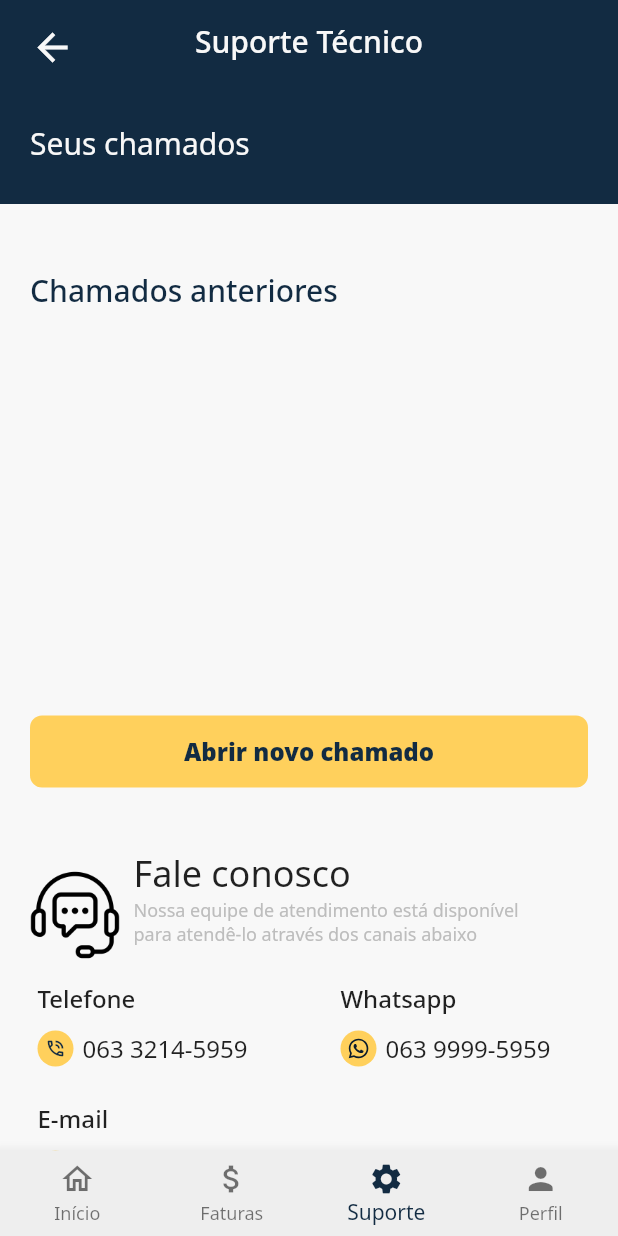
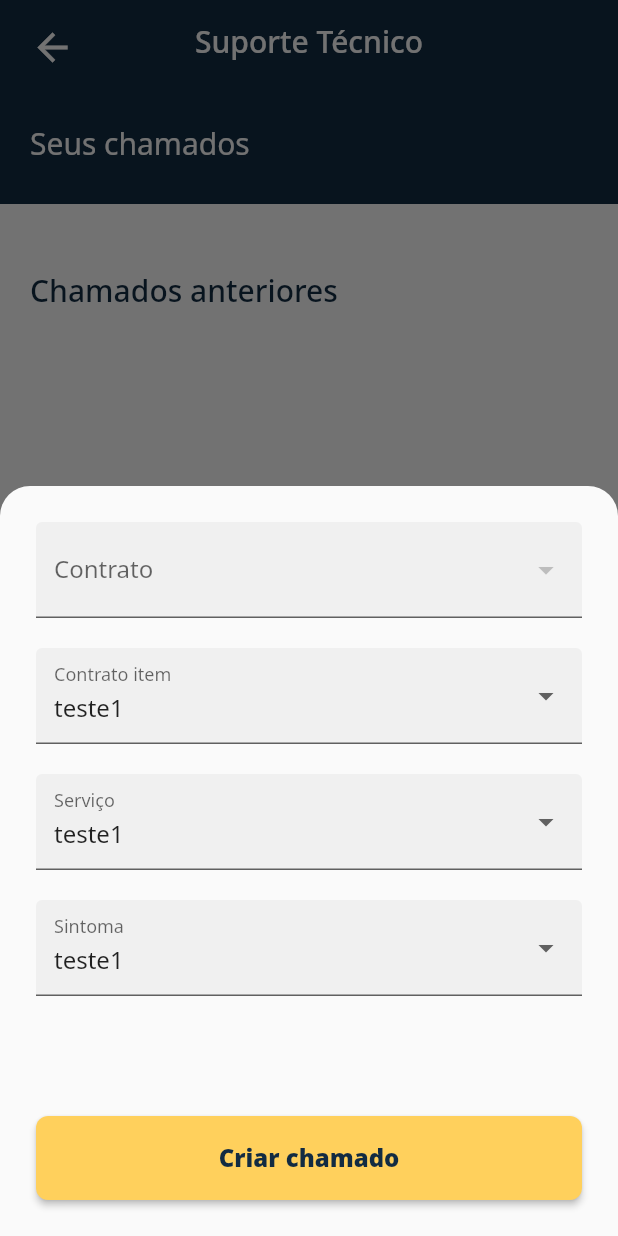
Before and after one commit to raultocantins/ecorporativo, a Flutter app: the HomePage screen opened by its route, item 3 of the bottom bar chosen, after a tap on "Abrir novo chamado", on a phone screen of 412 x 824 dp. Run offline on Flutter 3.47's test engine with Material 2 defaults, Android fonts, the phone set to English and light mode, and no system bars; our stand-ins replace dartz, dio, flutter_mobx, flutter_svg, get_it, mobx; generated files the repository leaves out were written again; network calls fail; statements that could not run were skipped.

Commit message:
add bottomsheet to support screen

```diff
--- /dev/null
+++ b/lib/src/features/home/data/datasources/trust_release_datasource.dart
@@ -0,0 +1,5 @@
+abstract class TrustReleaseDatasource {
+  Future<void> call({
+    required int contractId,
+  });
+}
--- a/lib/src/features/home/domain/entities/invoice_entity.dart
+++ b/lib/src/features/home/domain/entities/invoice_entity.dart
@@ -1,11 +1,10 @@
 class InvoiceEntity {
-  final int id;
   final int? codigoCliente;
   final int? codigoRegistro;
   final String? documento;
   final DateTime? dataVencimento;
   final double? valor;
-  final String? situacao;
+  final String situacao;
   final DateTime? dataInforme;
   final DateTime? dataExpiraInforme;
   final DateTime? dataPagamento;
@@ -15,13 +14,12 @@ class InvoiceEntity {
   final int? codigoDesdobramento;
 
   InvoiceEntity({
-    required this.id,
+    required this.situacao,
     this.codigoCliente,
     this.codigoRegistro,
     this.documento,
     this.dataVencimento,
     this.valor,
-    this.situacao,
     this.dataInforme,
     this.dataExpiraInforme,
     this.dataPagamento,
--- a/lib/src/features/home/presenter/controllers/support_controller.dart
+++ b/lib/src/features/home/presenter/controllers/support_controller.dart
@@ -65,6 +65,8 @@ abstract class _SupportControllerBase with Store {
     changeIsLoading(false);
   }
 
+  createHelpDesk() async {}
+
   @action
   dispose() {
     isLoading = false;
--- a/lib/src/features/home/presenter/pages/support_page.dart
+++ b/lib/src/features/home/presenter/pages/support_page.dart
@@ -1,4 +1,5 @@
 import 'package:ecorporativo/src/features/authentication/presenter/controller/auth_controller.dart';
+import 'package:ecorporativo/src/features/home/presenter/widgets/open_call_bottomsheet.dart';
 import 'package:flutter/material.dart';
 import 'package:flutter_mobx/flutter_mobx.dart';
 import 'package:flutter_svg/svg.dart';
@@ -151,7 +152,17 @@ class _SupportPageState extends State<SupportPage> {
                           ButtonCustomWidget(
                             height: 48,
                             width: double.infinity,
-                            onPressed: () {},
+                            onPressed: () {
+                              showModalBottomSheet(
+                                  context: context,
+                                  isScrollControlled: true,
+                                  shape: const RoundedRectangleBorder(
+                                      borderRadius: BorderRadius.only(
+                                          topLeft: Radius.circular(20),
+                                          topRight: Radius.circular(20))),
+                                  builder: (context) =>
+                                      const OpenCallBottomSheet());
+                            },
                             title: 'Abrir novo chamado',
                             fontSize: 16,
                           ),
--- /dev/null
+++ b/lib/src/features/home/presenter/widgets/open_call_bottomsheet.dart
@@ -0,0 +1,148 @@
+import 'package:ecorporativo/src/features/authentication/presenter/controller/auth_controller.dart';
+import 'package:ecorporativo/src/features/home/presenter/controllers/support_controller.dart';
+import 'package:flutter/material.dart';
+import 'package:get_it/get_it.dart';
+
+class OpenCallBottomSheet extends StatefulWidget {
+  const OpenCallBottomSheet({super.key});
+
+  @override
+  State<OpenCallBottomSheet> createState() => _OpenCallBottomSheetState();
+}
+
+class _OpenCallBottomSheetState extends State<OpenCallBottomSheet> {
+  late AuthController authController;
+  late SupportController controller;
+  int? contractId;
+  int? contractItem;
+  int? service;
+  int? prognostic;
+
+  @override
+  void initState() {
+    super.initState();
+    authController = GetIt.I.get<AuthController>();
+    controller = GetIt.I.get<SupportController>();
+  }
+
+  @override
+  Widget build(BuildContext context) {
+    return SizedBox(
+      height: 500,
+      width: double.infinity,
+      child: Padding(
+        padding: const EdgeInsets.all(24.0),
+        child: Column(
+          children: [
+            DropdownButtonFormField(
+                elevation: 1,
+                decoration: const InputDecoration(
+                    filled: true, label: Text("Contrato")),
+                value: authController.contractsList?.contracts[0].id,
+                items: authController.contractsList?.contracts.map((e) {
+                  return DropdownMenuItem(
+                    value: e.id,
+                    child: Text(e.id.toString()),
+                  );
+                }).toList(),
+                onChanged: (v) {}),
+            const SizedBox(
+              height: 20,
+            ),
+            DropdownButtonFormField(
+                decoration: const InputDecoration(
+                    filled: true, label: Text("Contrato item")),
+                value: 1,
+                items: const [
+                  DropdownMenuItem(
+                    value: 1,
+                    child: Text("teste1"),
+                  ),
+                  DropdownMenuItem(
+                    value: 2,
+                    child: Text("teste2"),
+                  ),
+                  DropdownMenuItem(
+                    value: 3,
+                    child: Text("teste3"),
+                  )
+                ],
+                onChanged: (v) {}),
+            const SizedBox(
+              height: 20,
+            ),
+            DropdownButtonFormField(
+                decoration:
+                    const InputDecoration(filled: true, label: Text("Serviço")),
+                value: 1,
+                items: const [
+                  DropdownMenuItem(
+                    value: 1,
+                    child: Text("teste1"),
+                  ),
+                  DropdownMenuItem(
+                    value: 2,
+                    child: Text("teste2"),
+                  ),
+                  DropdownMenuItem(
+                    value: 3,
+                    child: Text("teste3"),
+                  )
+                ],
+                onChanged: (v) {}),
+            const SizedBox(
+              height: 20,
+            ),
+            DropdownButtonFormField(
+                decoration:
+                    const InputDecoration(filled: true, label: Text("Sintoma")),
+                value: 1,
+                items: const [
+                  DropdownMenuItem(
+                    value: 1,
+                    child: Text("teste1"),
+                  ),
+                  DropdownMenuItem(
+                    value: 2,
+                    child: Text("teste2"),
+                  ),
+                  DropdownMenuItem(
+                    value: 3,
+                    child: Text("teste3"),
+                  )
+                ],
+                onChanged: (v) {}),
+            const Expanded(
+              child: SizedBox(),
+            ),
+            SizedBox(
+              width: double.infinity,
+              height: 56,
+              child: ElevatedButton(
+                style: ButtonStyle(
+                  shape: MaterialStateProperty.all(
+                    RoundedRectangleBorder(
+                      borderRadius: BorderRadius.circular(8),
+                    ),
+                  ),
+                  backgroundColor: MaterialStateProperty.all(
+                      Theme.of(context).colorScheme.secondary),
+                ),
+                onPressed: () {
+                  controller.createHelpDesk();
+                },
+                child: Text(
+                  "Criar chamado",
+                  style: TextStyle(
+                      fontSize: 16,
+                      fontWeight: FontWeight.w700,
+                      color: Theme.of(context).colorScheme.primary),
+                ),
+              ),
+            )
+          ],
+        ),
+      ),
+    );
+  }
+}
```
Also changed, not shown: lib/src/features/home/data/models/invoice_model.dart (+2 -7 lines), lib/src/features/home/data/repositories/trust_release_repository.dart (added, +20 -0 lines), lib/src/features/home/domain/repositories/trust_release_repository.dart (added, +7 -0 lines), lib/src/features/home/domain/usecases/trust_release_usecase.dart (added, +22 -0 lines), lib/src/features/home/external/trust_release_datasource.dart (added, +30 -0 lines), lib/src/features/home/presenter/controllers/invoices_controller.dart (+27 -9 lines), lib/src/features/home/presenter/pages/invoices_page.dart (+19 -33 lines), lib/src/features/home/presenter/widgets/home_card_bill_custom.dart (+35 -5 lines), lib/src/features/home/presenter/widgets/home_card_last_invoices.dart (+43 -13 lines), lib/src/shared/config/dependencies.dart (+11 -1 lines), lib/src/shared/utils/alerts.dart (added, +179 -0 lines), lib/src/features/home/data/models/invoice_model.g.dart.
